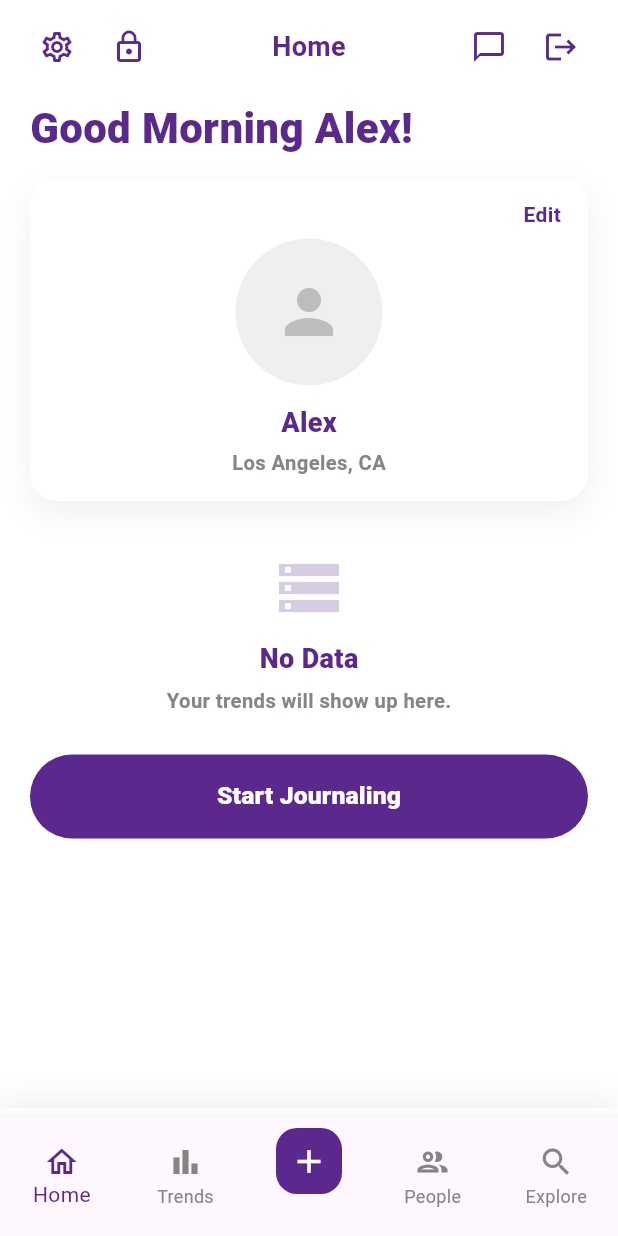
After one commit to muud-ring/MuudHealth, a Flutter app: the AppShell screen opened by its route, after a tap on "Start Journaling", on a phone screen of 412 x 824 dp. The commit adds this screen. Run offline on Flutter 3.47's test engine with Material 3 defaults, Android fonts, the phone set to English and light mode, and no system bars; our stand-ins replace app_links, flutter_secure_storage, image_picker; missing offline and left inert: flutter_appauth; accounts and stored records are empty; network calls fail; project files that could hold a hidden picture were left out.

Commit message:
organized UI for Home

```diff
--- a/frontend/lib/main.dart
+++ b/frontend/lib/main.dart
@@ -10,8 +10,6 @@ import 'screens/signup_screen.dart';
 import 'screens/otp_screen.dart';
 import 'screens/forgot_password_screen.dart';
 import 'screens/reset_password_screen.dart';
-import 'screens/home_screen.dart';
-
 import 'screens/edit_profile_screen.dart';
 
 import 'screens/onboarding/onboarding_page_01.dart';
@@ -23,12 +21,8 @@ import 'screens/onboarding/onboarding_page_06.dart';
 import 'screens/onboarding/onboarding_page_07.dart';
 import 'screens/onboarding/onboarding_page_08.dart';
 
-import 'screens/edit_profile_screen.dart';
-
-// import 'screens/top_nav/settings_screen.dart';
-// import 'screens/top_nav/vault_screen.dart';
-// import 'screens/top_nav/messages_screen.dart';
-// import 'screens/top_nav/notifications_screen.dart';
+// ✅ NEW: app shell (fixed top bar + bottom nav)
+import 'shell/app_shell.dart';
 
 void main() {
   WidgetsFlutterBinding.ensureInitialized();
@@ -71,7 +65,7 @@ class _MuudAppState extends State<MuudApp> {
     if (uri.host == 'auth' && uri.path == '/callback') {
       final code = uri.queryParameters['code'];
       debugPrint("✅ OAuth code: $code");
-      // (Your Cognito OAuth exchange can stay in your service)
+      // Keep your Cognito OAuth exchange in your service layer
     }
   }
 
@@ -96,7 +90,9 @@ class _MuudAppState extends State<MuudApp> {
         '/otp': (_) => const OtpScreen(),
         '/forgot': (_) => const ForgotPasswordScreen(),
         '/reset': (_) => const ResetPasswordScreen(),
-        '/home': (_) => const HomeScreen(),
+
+        // ✅ CHANGED: Home now loads AppShell (not HomeScreen)
+        '/home': (_) => const AppShell(),
 
         '/edit-profile': (_) => const EditProfileScreen(),
 
@@ -110,7 +106,7 @@ class _MuudAppState extends State<MuudApp> {
         '/onboarding/07': (_) => const OnboardingPage07(),
         '/onboarding/08': (_) => const OnboardingPage08(),
 
-        // Top Nav
+        // Top Nav (future)
         // '/settings': (_) => const SettingsScreen(),
         // '/vault': (_) => const VaultScreen(),
         // '/messages': (_) => const MessagesScreen(),
--- /dev/null
+++ b/frontend/lib/screens/explore/explore_tab.dart
@@ -0,0 +1,10 @@
+import 'package:flutter/material.dart';
+
+class ExploreTab extends StatelessWidget {
+  const ExploreTab({super.key});
+
+  @override
+  Widget build(BuildContext context) {
+    return const Center(child: Text("Explore"));
+  }
+}
--- /dev/null
+++ b/frontend/lib/screens/home/home_tab.dart
@@ -0,0 +1,227 @@
+import 'package:flutter/material.dart';
+import '../../services/user_api.dart';
+
+class HomeTab extends StatefulWidget {
+  const HomeTab({super.key});
+
+  @override
+  State<HomeTab> createState() => _HomeTabState();
+}
+
+class _HomeTabState extends State<HomeTab> {
+  static const Color kPurple = Color(0xFF5B288E);
+  static const Color kGreyText = Color(0xFF898384);
+
+  final String firstName = "Alex";
+  final String location = "Los Angeles, CA";
+
+  String? _avatarUrl;
+  bool _avatarLoading = true;
+
+  @override
+  void initState() {
+    super.initState();
+    _loadAvatar();
+  }
+
+  Future<void> _loadAvatar() async {
+    setState(() => _avatarLoading = true);
+    try {
+      final url = await UserApi.getAvatarUrl();
+      if (!mounted) return;
+      setState(() => _avatarUrl = url);
+    } catch (_) {
+      // ignore
+    } finally {
+      if (mounted) setState(() => _avatarLoading = false);
+    }
+  }
+
+  @override
+  Widget build(BuildContext context) {
+    final avatarWidget = _buildAvatar();
+
+    return RefreshIndicator(
+      onRefresh: _loadAvatar,
+      child: SingleChildScrollView(
+        physics: const AlwaysScrollableScrollPhysics(),
+        padding: const EdgeInsets.fromLTRB(20, 10, 20, 24),
+        child: Column(
+          crossAxisAlignment: CrossAxisAlignment.start,
+          children: [
+            Text(
+              "Good Morning $firstName!",
+              style: const TextStyle(
+                fontSize: 28,
+                height: 1.1,
+                fontWeight: FontWeight.w800,
+                color: kPurple,
+              ),
+            ),
+            const SizedBox(height: 18),
+
+            // Profile card
+            Container(
+              width: double.infinity,
+              padding: const EdgeInsets.fromLTRB(18, 14, 18, 16),
+              decoration: BoxDecoration(
+                color: Colors.white,
+                borderRadius: BorderRadius.circular(18),
+                boxShadow: [
+                  BoxShadow(
+                    color: Colors.black.withOpacity(0.06),
+                    blurRadius: 18,
+                    offset: const Offset(0, 8),
+                  ),
+                ],
+              ),
+              child: Column(
+                children: [
+                  Align(
+                    alignment: Alignment.topRight,
+                    child: GestureDetector(
+                      onTap: () async {
+                        final updated = await Navigator.pushNamed(
+                          context,
+                          '/edit-profile',
+                        );
+                        if (updated == true) {
+                          await _loadAvatar();
+                        }
+                      },
+                      child: const Text(
+                        "Edit",
+                        style: TextStyle(
+                          color: kPurple,
+                          fontWeight: FontWeight.w700,
+                          fontSize: 14,
+                        ),
+                      ),
+                    ),
+                  ),
+                  const SizedBox(height: 6),
+                  avatarWidget,
+                  const SizedBox(height: 12),
+                  Text(
+                    firstName,
+                    style: const TextStyle(
+                      color: kPurple,
+                      fontSize: 18,
+                      fontWeight: FontWeight.w800,
+                    ),
+                  ),
+                  const SizedBox(height: 4),
+                  Text(
+                    location,
+                    style: const TextStyle(
+                      color: kGreyText,
+                      fontSize: 13.5,
+                      fontWeight: FontWeight.w600,
+                    ),
+                  ),
+                ],
+              ),
+            ),
+
+            const SizedBox(height: 34),
+
+            Center(
+              child: Column(
+                children: [
+                  const Icon(
+                    Icons.storage_outlined,
+                    size: 48,
+                    color: Color(0xFFD7CDE3),
+                  ),
+                  const SizedBox(height: 10),
+                  const Text(
+                    "No Data",
+                    style: TextStyle(
+                      color: kPurple,
+                      fontSize: 18,
+                      fontWeight: FontWeight.w800,
+                    ),
+                  ),
+                  const SizedBox(height: 6),
+                  Text(
+                    "Your trends will show up here.",
+                    style: const TextStyle(
+                      color: kGreyText,
+                      fontSize: 13.5,
+                      fontWeight: FontWeight.w600,
+                    ),
+                  ),
+                ],
+              ),
+            ),
+
+            const SizedBox(height: 26),
+
+            SizedBox(
+              width: double.infinity,
+              height: 56,
+              child: ElevatedButton(
+                style: ElevatedButton.styleFrom(
+                  backgroundColor: kPurple,
+                  shape: const StadiumBorder(),
+                  elevation: 0,
+                ),
+                onPressed: () {},
+                child: const Text(
+                  "Start Journaling",
+                  style: TextStyle(
+                    color: Colors.white,
+                    fontSize: 16.5,
+                    fontWeight: FontWeight.w800,
+                  ),
+                ),
+              ),
+            ),
+          ],
+        ),
+      ),
+    );
+  }
+
+  Widget _buildAvatar() {
+    if (_avatarLoading) {
+      return const SizedBox(
+        width: 98,
+        height: 98,
+        child: Center(
+          child: SizedBox(
+            width: 22,
+            height: 22,
+            child: CircularProgressIndicator(strokeWidth: 2),
+          ),
+        ),
+      );
+    }
+
+    if (_avatarUrl != null && _avatarUrl!.isNotEmpty) {
+      return ClipOval(
+        child: Image.network(
+          _avatarUrl!,
+          width: 98,
+          height: 98,
+          fit: BoxFit.cover,
+          errorBuilder: (_, __, ___) => _placeholderAvatar(),
+        ),
+      );
+    }
+
+    return _placeholderAvatar();
+  }
+
+  Widget _placeholderAvatar() {
+    return Container(
+      width: 98,
+      height: 98,
+      decoration: const BoxDecoration(
+        shape: BoxShape.circle,
+        color: Color(0xFFEFEFEF),
+      ),
+      child: const Icon(Icons.person, size: 48, color: Color(0xFFBDBDBD)),
+    );
+  }
+}
--- /dev/null
+++ b/frontend/lib/screens/journal/journal_tab.dart
@@ -0,0 +1,10 @@
+import 'package:flutter/material.dart';
+
+class JournalTab extends StatelessWidget {
+  const JournalTab({super.key});
+
+  @override
+  Widget build(BuildContext context) {
+    return const SizedBox.shrink();
+  }
+}
--- /dev/null
+++ b/frontend/lib/screens/people/people_tab.dart
@@ -0,0 +1,10 @@
+import 'package:flutter/material.dart';
+
+class PeopleTab extends StatelessWidget {
+  const PeopleTab({super.key});
+
+  @override
+  Widget build(BuildContext context) {
+    return const Center(child: Text("People (UI coming next)"));
+  }
+}
--- /dev/null
+++ b/frontend/lib/screens/trends/trends_tab.dart
@@ -0,0 +1,10 @@
+import 'package:flutter/material.dart';
+
+class TrendsTab extends StatelessWidget {
+  const TrendsTab({super.key});
+
+  @override
+  Widget build(BuildContext context) {
+    return const Center(child: Text("Trends"));
+  }
+}
--- /dev/null
+++ b/frontend/lib/shell/app_shell.dart
@@ -0,0 +1,230 @@
+import 'package:flutter/material.dart';
+import '../services/token_storage.dart';
+
+// Screens (content-only)
+import '../screens/home/home_tab.dart';
+import '../screens/trends/trends_tab.dart';
+import '../screens/journal/journal_tab.dart';
+import '../screens/people/people_tab.dart';
+import '../screens/explore/explore_tab.dart';
+
+class AppShell extends StatefulWidget {
+  const AppShell({super.key});
+
+  @override
+  State<AppShell> createState() => _AppShellState();
+}
+
+class _AppShellState extends State<AppShell> {
+  static const Color kPurple = Color(0xFF5B288E);
+
+  int _selectedIndex = 0;
+
+  Future<void> _logout() async {
+    await TokenStorage.clearTokens();
+    if (!mounted) return;
+    Navigator.pushNamedAndRemoveUntil(context, '/login', (_) => false);
+  }
+
+  void _onNavTap(int index) {
+    // Center "+" (index 2) behavior
+    if (index == 2) {
+      // TODO: open journal/create flow
+      // Navigator.pushNamed(context, '/journal-create');
+      return;
+    }
+    setState(() => _selectedIndex = index);
+  }
+
+  String _titleForIndex(int index) {
+    switch (index) {
+      case 0:
+        return "Home";
+      case 1:
+        return "Trends";
+      case 3:
+        return "People";
+      case 4:
+        return "Explore";
+      default:
+        return "";
+    }
+  }
+
+  @override
+  Widget build(BuildContext context) {
+    return Scaffold(
+      backgroundColor: Colors.white,
+
+      // Fixed Top Bar for ALL tabs
+      appBar: PreferredSize(
+        preferredSize: const Size.fromHeight(60),
+        child: SafeArea(
+          bottom: false,
+          child: _TopBar(
+            title: _titleForIndex(_selectedIndex),
+            onTapLeft1: () {
+              // TODO: settings
+            },
+            onTapLeft2: () {
+              // TODO: vault/lock
+            },
+            onTapRight1: () {
+              // TODO: messages
+            },
+            onTapRight2: _logout,
+          ),
+        ),
+      ),
+
+      // Tab bodies
+      body: IndexedStack(
+        index: _selectedIndex,
+        children: const [
+          HomeTab(),
+          TrendsTab(),
+          SizedBox.shrink(), // placeholder for index=2, not used (we intercept)
+          PeopleTab(),
+          ExploreTab(),
+        ],
+      ),
+
+      // Fixed Bottom Nav for ALL tabs
+      bottomNavigationBar: _BottomNav(
+        selectedIndex: _selectedIndex,
+        onTap: _onNavTap,
+      ),
+    );
+  }
+}
+
+class _TopBar extends StatelessWidget {
+  final String title;
+  final VoidCallback onTapLeft1;
+  final VoidCallback onTapLeft2;
+  final VoidCallback onTapRight1;
+  final VoidCallback onTapRight2;
+
+  const _TopBar({
+    required this.title,
+    required this.onTapLeft1,
+    required this.onTapLeft2,
+    required this.onTapRight1,
+    required this.onTapRight2,
+  });
+
+  static const Color kPurple = Color(0xFF5B288E);
+
+  @override
+  Widget build(BuildContext context) {
+    return Padding(
+      padding: const EdgeInsets.fromLTRB(14, 10, 14, 8),
+      child: Row(
+        children: [
+          Row(
+            children: [
+              IconButton(
+                onPressed: onTapLeft1,
+                icon: const Icon(Icons.settings_outlined, color: kPurple),
+              ),
+              IconButton(
+                onPressed: onTapLeft2,
+                icon: const Icon(Icons.lock_outline, color: kPurple),
+              ),
+            ],
+          ),
+          const Spacer(),
+          Text(
+            title,
+            style: const TextStyle(
+              color: kPurple,
+              fontSize: 18,
+              fontWeight: FontWeight.w700,
+            ),
+          ),
+          const Spacer(),
+          Row(
+            children: [
+              IconButton(
+                onPressed: onTapRight1,
+                icon: const Icon(Icons.chat_bubble_outline, color: kPurple),
+              ),
+              IconButton(
+                onPressed: onTapRight2,
+                icon: const Icon(Icons.logout, color: kPurple),
+              ),
+            ],
+          ),
+        ],
+      ),
+    );
+  }
+}
+
+class _BottomNav extends StatelessWidget {
+  final int selectedIndex;
+  final ValueChanged<int> onTap;
+
+  const _BottomNav({required this.selectedIndex, required this.onTap});
+
+  static const Color kPurple = Color(0xFF5B288E);
+  static const Color kGreyText = Color(0xFF898384);
+
+  @override
+  Widget build(BuildContext context) {
+    return Container(
+      padding: const EdgeInsets.only(top: 6),
+      decoration: BoxDecoration(
+        color: Colors.white,
+        boxShadow: [
+          BoxShadow(
+            color: Colors.black.withOpacity(0.06),
+            blurRadius: 16,
+            offset: const Offset(0, -6),
+          ),
+        ],
+      ),
+      child: BottomNavigationBar(
+        currentIndex: selectedIndex,
+        onTap: onTap,
+        type: BottomNavigationBarType.fixed,
+        selectedItemColor: kPurple,
+        unselectedItemColor: kGreyText,
+        items: const [
+          BottomNavigationBarItem(
+            icon: Icon(Icons.home_outlined),
+            label: "Home",
+          ),
+          BottomNavigationBarItem(
+            icon: Icon(Icons.bar_chart_outlined),
+            label: "Trends",
+          ),
+          BottomNavigationBarItem(icon: _PlusIcon(), label: ""),
+          BottomNavigationBarItem(
+            icon: Icon(Icons.group_outlined),
+            label: "People",
+          ),
+          BottomNavigationBarItem(icon: Icon(Icons.search), label: "Explore"),
+        ],
+      ),
+    );
+  }
+}
+
+class _PlusIcon extends StatelessWidget {
+  const _PlusIcon();
+  static const Color kPurple = Color(0xFF5B288E);
+
+  @override
+  Widget build(BuildContext context) {
+    return Container(
+      width: 44,
+      height: 44,
+      decoration: BoxDecoration(
+        color: kPurple,
+        borderRadius: BorderRadius.circular(14),
+      ),
+      child: const Icon(Icons.add, color: Colors.white, size: 26),
+    );
+  }
+}
```
